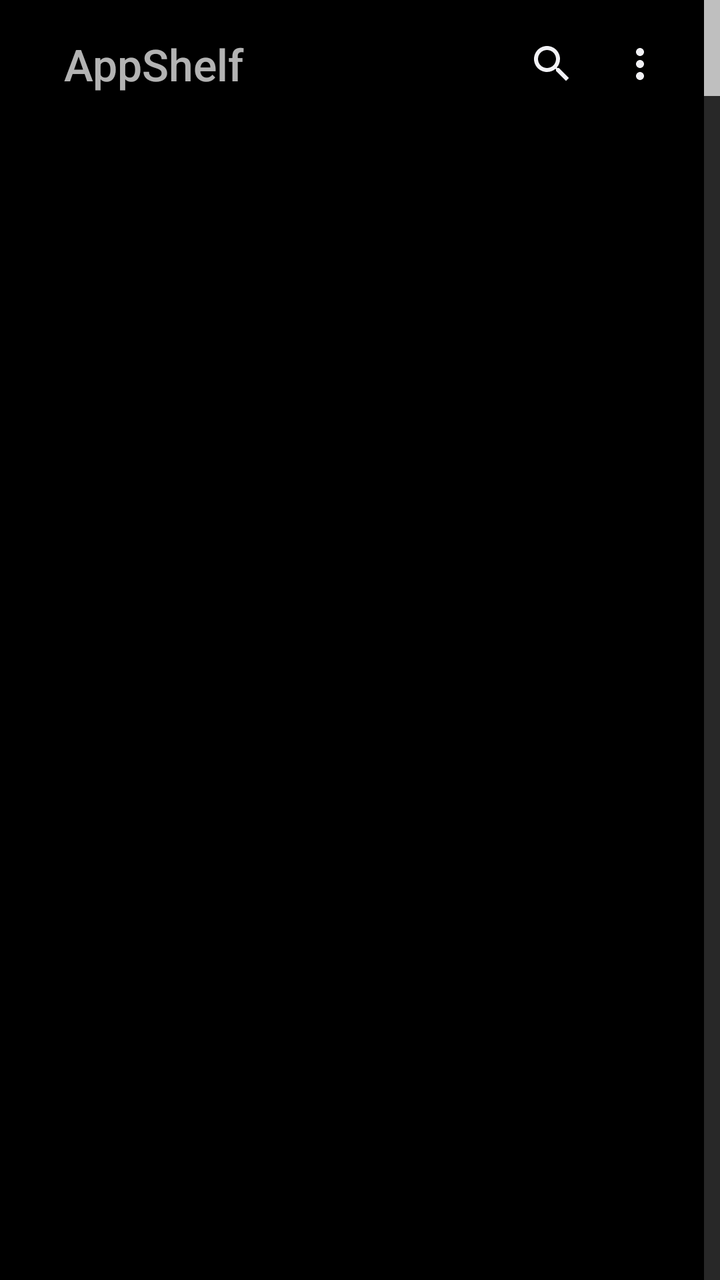
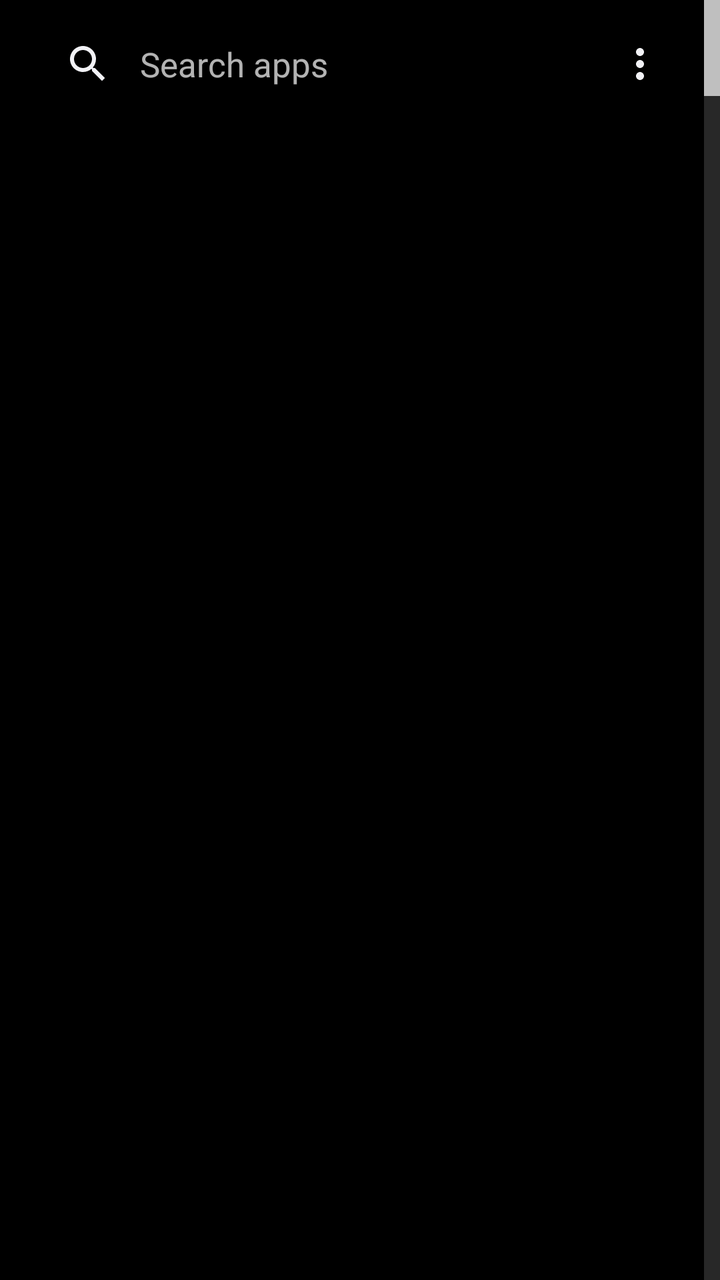

Two renders of the same Android screen: before a commit and after it. Below are the layout's source before the change and the commit's diff.
<!-- AndroidManifest.xml: application theme AppTheme -->
<!-- res/layout/activity_main.xml -->
<?xml version="1.0" encoding="utf-8"?>
<FrameLayout xmlns:android="http://schemas.android.com/apk/res/android"
    android:id="@+id/root"
    android:layout_width="match_parent"
    android:layout_height="match_parent">

    <ListView
        android:id="@+id/list"
        android:layout_width="match_parent"
        android:layout_height="match_parent"
        android:clipToPadding="false"
        android:divider="@null"
        android:dividerHeight="0dp"
        android:fastScrollEnabled="true"
        android:listSelector="@android:color/transparent"
        android:scrollbarStyle="outsideOverlay" />

    
    <View
        android:id="@+id/topScrim"
        android:layout_width="match_parent"
        android:layout_height="120dp" />

    
    <LinearLayout
        android:id="@+id/topBar"
        android:layout_width="match_parent"
        android:layout_height="wrap_content"
        android:orientation="vertical"
        android:paddingLeft="12dp"
        android:paddingRight="12dp">

        <LinearLayout
            android:id="@+id/bar"
            android:layout_width="match_parent"
            android:layout_height="64dp"
            android:gravity="center_vertical"
            android:orientation="horizontal"
            android:paddingLeft="20dp"
            android:paddingRight="6dp">

            <TextView
                android:id="@+id/title"
                android:layout_width="wrap_content"
                android:layout_height="wrap_content"
                android:fontFamily="sans-serif-medium"
                android:maxLines="1"
                android:text="@string/app_name"
                android:textSize="22sp" />

            <View
                android:layout_width="0dp"
                android:layout_height="1dp"
                android:layout_weight="1" />

            <ImageButton android:id="@+id/btnSearch" style="@style/BarButton"
                android:contentDescription="@string/search" android:src="@drawable/ic_search" />
            <ImageButton android:id="@+id/btnMore" style="@style/BarButton"
                android:contentDescription="@string/more" android:src="@drawable/ic_more" />
        </LinearLayout>

        <LinearLayout
            android:id="@+id/searchBox"
            android:layout_width="match_parent"
            android:layout_height="52dp"
            android:layout_marginTop="8dp"
            android:gravity="center_vertical"
            android:orientation="horizontal"
            android:paddingLeft="18dp"
            android:paddingRight="6dp"
            android:visibility="gone">

            <ImageView
                android:id="@+id/searchIcon"
                android:layout_width="20dp"
                android:layout_height="20dp"
                android:alpha="0.7"
                android:importantForAccessibility="no"
                android:src="@drawable/ic_search" />

            <EditText
                android:id="@+id/searchField"
                android:layout_width="0dp"
                android:layout_height="match_parent"
                android:layout_marginLeft="12dp"
                android:layout_weight="1"
                android:background="@null"
                android:hint="@string/search_hint"
                android:imeOptions="actionSearch"
                android:importantForAutofill="no"
                android:inputType="text"
                android:textSize="16sp" />

            <ImageButton android:id="@+id/btnSearchClose" style="@style/BarButton"
                android:contentDescription="@string/close" android:src="@drawable/ic_close" />
        </LinearLayout>
    </LinearLayout>
</FrameLayout>
<!-- resources referenced by this layout -->
<resources>
  <!-- drawable ic_close (drawable) -->
  <?xml version="1.0" encoding="utf-8"?>
  <vector xmlns:android="http://schemas.android.com/apk/res/android"
      android:width="24dp" android:height="24dp" android:viewportWidth="24" android:viewportHeight="24">
      <path android:fillColor="#FFFFFFFF" android:pathData="M19,6.41L17.59,5 12,10.59 6.41,5 5,6.41 10.59,12 5,17.59 6.41,19 12,13.41 17.59,19 19,17.59 13.41,12z" />
  </vector>
  <!-- drawable ic_more (drawable) -->
  <?xml version="1.0" encoding="utf-8"?>
  <vector xmlns:android="http://schemas.android.com/apk/res/android"
      android:width="24dp" android:height="24dp" android:viewportWidth="24" android:viewportHeight="24">
      <path android:fillColor="#FFFFFFFF" android:pathData="M12,8c1.1,0 2,-0.9 2,-2s-0.9,-2 -2,-2 -2,0.9 -2,2 0.9,2 2,2zM12,10c-1.1,0 -2,0.9 -2,2s0.9,2 2,2 2,-0.9 2,-2 -0.9,-2 -2,-2zM12,16c-1.1,0 -2,0.9 -2,2s0.9,2 2,2 2,-0.9 2,-2 -0.9,-2 -2,-2z" />
  </vector>
  <!-- drawable ic_search (drawable) -->
  <?xml version="1.0" encoding="utf-8"?>
  <vector xmlns:android="http://schemas.android.com/apk/res/android"
      android:width="24dp" android:height="24dp" android:viewportWidth="24" android:viewportHeight="24">
      <path android:fillColor="#FFFFFFFF" android:pathData="M15.5,14h-0.79l-0.28,-0.27C15.41,12.59 16,11.11 16,9.5 16,5.91 13.09,3 9.5,3S3,5.91 3,9.5 5.91,16 9.5,16c1.61,0 3.09,-0.59 4.23,-1.57l0.27,0.28v0.79l5,4.99L20.49,19l-4.99,-5zM9.5,14C7.01,14 5,11.99 5,9.5S7.01,5 9.5,5 14,7.01 14,9.5 11.99,14 9.5,14z" />
  </vector>
  <string name="app_name">AppShelf</string>
  <string name="close">Close</string>
  <string name="more">More</string>
  <string name="search">Search</string>
  <string name="search_hint">Name or package</string>
  <style name="BarButton">
          <item name="android:layout_width">44dp</item>
          <item name="android:layout_height">44dp</item>
          <item name="android:scaleType">center</item>
          <item name="android:tint">#FFF2F2F6</item>
          <item name="android:background">?android:attr/selectableItemBackgroundBorderless</item>
      </style>
  <style name="AppTheme" parent="@android:style/Theme.Material.NoActionBar">
          <item name="android:windowBackground">@color/bg</item>
          <item name="android:statusBarColor">@android:color/transparent</item>
          <item name="android:navigationBarColor">@android:color/transparent</item>
          <item name="android:colorAccent">@color/accent</item>
          <item name="android:colorControlActivated">@color/accent</item>
          <item name="android:popupMenuStyle">@style/GlassPopup</item>
          <item name="android:alertDialogTheme">@style/GlassDialog</item>
      </style>
  <color name="bg">#FF000000</color>
  <color name="accent">#FFA8C7FA</color>
  <style name="GlassPopup" parent="@android:style/Widget.Material.PopupMenu">
          <item name="android:popupBackground">@drawable/popup_bg</item>
          <item name="android:popupElevation">8dp</item>
      </style>
  <style name="GlassDialog" parent="@android:style/Theme.Material.Dialog.Alert">
          <item name="android:colorAccent">@color/accent</item>
          <item name="android:windowMinWidthMinor">90%</item>
      </style>
  <!-- drawable popup_bg (drawable) -->
  <?xml version="1.0" encoding="utf-8"?>
  <shape xmlns:android="http://schemas.android.com/apk/res/android">
      <corners android:radius="20dp" />
      <solid android:color="#F21C1E25" />
      <stroke android:width="1dp" android:color="#33FFFFFF" />
  </shape>
</resources>

<!-- the commit's change to res/layout/activity_main.xml (unified diff, before → after) -->
@@ -36,25 +36,24 @@
             android:layout_height="64dp"
             android:gravity="center_vertical"
             android:orientation="horizontal"
-            android:paddingLeft="20dp"
+            android:paddingLeft="10dp"
             android:paddingRight="6dp">
+
+            
+            <ImageButton android:id="@+id/btnSearch" style="@style/BarButton"
+                android:contentDescription="@string/search" android:src="@drawable/ic_search" />
 
             <TextView
                 android:id="@+id/title"
-                android:layout_width="wrap_content"
+                android:layout_width="0dp"
                 android:layout_height="wrap_content"
-                android:fontFamily="sans-serif-medium"
+                android:layout_weight="1"
+                android:paddingLeft="4dp"
                 android:maxLines="1"
-                android:text="@string/app_name"
-                android:textSize="22sp" />
+                android:ellipsize="end"
+                android:text="@string/search_apps"
+                android:textSize="17sp" />
 
-            <View
-                android:layout_width="0dp"
-                android:layout_height="1dp"
-                android:layout_weight="1" />
-
-            <ImageButton android:id="@+id/btnSearch" style="@style/BarButton"
-                android:contentDescription="@string/search" android:src="@drawable/ic_search" />
             <ImageButton android:id="@+id/btnMore" style="@style/BarButton"
                 android:contentDescription="@string/more" android:src="@drawable/ic_more" />
         </LinearLayout>
<!-- resource entries referenced after the edit -->
@@ -18,10 +18,10 @@
       android:width="24dp" android:height="24dp" android:viewportWidth="24" android:viewportHeight="24">
       <path android:fillColor="#FFFFFFFF" android:pathData="M15.5,14h-0.79l-0.28,-0.27C15.41,12.59 16,11.11 16,9.5 16,5.91 13.09,3 9.5,3S3,5.91 3,9.5 5.91,16 9.5,16c1.61,0 3.09,-0.59 4.23,-1.57l0.27,0.28v0.79l5,4.99L20.49,19l-4.99,-5zM9.5,14C7.01,14 5,11.99 5,9.5S7.01,5 9.5,5 14,7.01 14,9.5 11.99,14 9.5,14z" />
   </vector>
-  <string name="app_name">AppShelf</string>
   <string name="close">Close</string>
   <string name="more">More</string>
   <string name="search">Search</string>
+  <string name="search_apps">Search apps</string>
   <string name="search_hint">Name or package</string>
   <style name="BarButton">
           <item name="android:layout_width">44dp</item>
